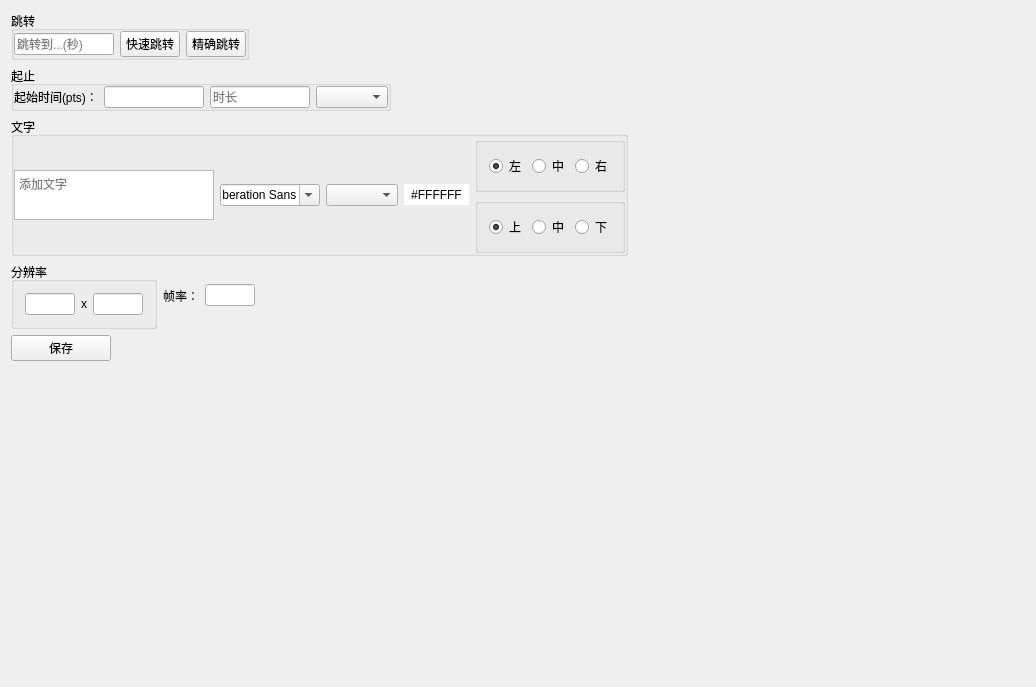
Above: src/fccutter/fcmainwidget.ui from LiangZuoting/ffcutter before the change. Below: the same form after it.
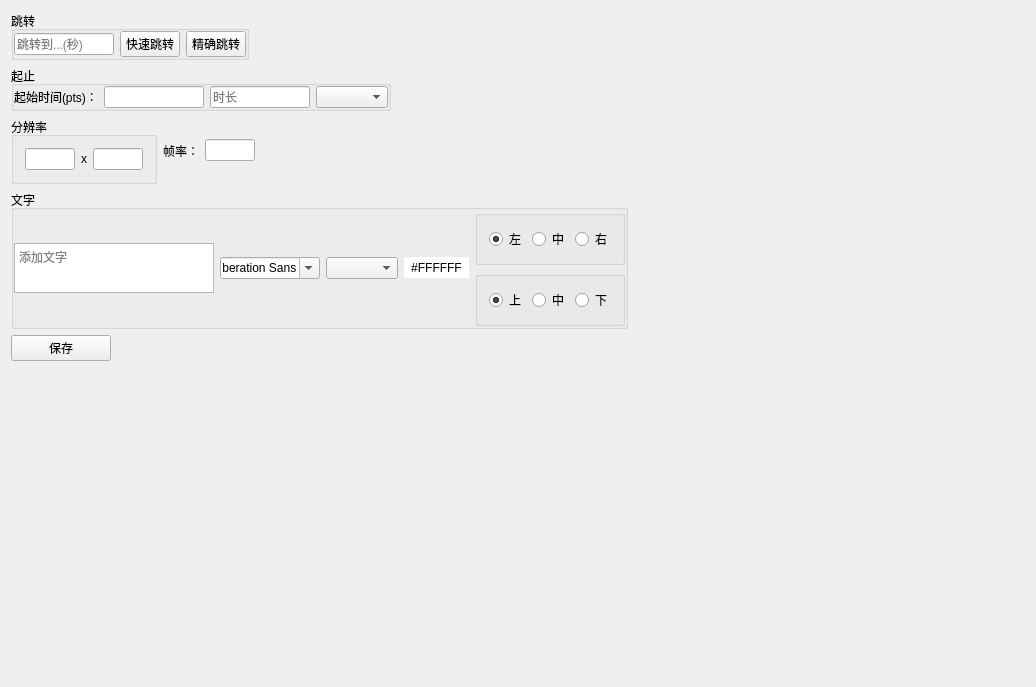
That is the form after the change. Custom widgets are drawn as their Qt base class.

What changed in the file:
```diff
--- a/src/fccutter/fcmainwidget.ui
+++ b/src/fccutter/fcmainwidget.ui
@@ -168,6 +168,118 @@
         </layout>
        </widget>
       </item>
+      <item>
+       <layout class="QHBoxLayout" name="horizontalLayout_2">
+        <property name="sizeConstraint">
+         <enum>QLayout::SetDefaultConstraint</enum>
+        </property>
+        <item>
+         <widget class="QGroupBox" name="groupBox">
+          <property name="sizePolicy">
+           <sizepolicy hsizetype="Fixed" vsizetype="Fixed">
+            <horstretch>0</horstretch>
+            <verstretch>0</verstretch>
+           </sizepolicy>
+          </property>
+          <property name="title">
+           <string>分辨率</string>
+          </property>
+          <layout class="QHBoxLayout" name="horizontalLayout_6">
+           <item>
+            <widget class="QLineEdit" name="widthEdit">
+             <property name="maximumSize">
+              <size>
+               <width>50</width>
+               <height>16777215</height>
+              </size>
+             </property>
+            </widget>
+           </item>
+           <item>
+            <widget class="QLabel" name="label">
+             <property name="text">
+              <string>x</string>
+             </property>
+            </widget>
+           </item>
+           <item>
+            <widget class="QLineEdit" name="heightEdit">
+             <property name="maximumSize">
+              <size>
+               <width>50</width>
+               <height>16777215</height>
+              </size>
+             </property>
+            </widget>
+           </item>
+          </layout>
+         </widget>
+        </item>
+        <item>
+         <widget class="QWidget" name="horizontalWidget_2" native="true">
+          <property name="sizePolicy">
+           <sizepolicy hsizetype="Fixed" vsizetype="Preferred">
+            <horstretch>0</horstretch>
+            <verstretch>0</verstretch>
+           </sizepolicy>
+          </property>
+          <layout class="QHBoxLayout" name="horizontalLayout_7">
+           <property name="sizeConstraint">
+            <enum>QLayout::SetDefaultConstraint</enum>
+           </property>
+           <property name="leftMargin">
+            <number>0</number>
+           </property>
+           <property name="topMargin">
+            <number>0</number>
+           </property>
+           <property name="rightMargin">
+            <number>0</number>
+           </property>
+           <property name="bottomMargin">
+            <number>0</number>
+           </property>
+           <item alignment="Qt::AlignLeft">
+            <widget class="QLabel" name="label_2">
+             <property name="sizePolicy">
+              <sizepolicy hsizetype="Fixed" vsizetype="Preferred">
+               <horstretch>0</horstretch>
+               <verstretch>0</verstretch>
+              </sizepolicy>
+             </property>
+             <property name="text">
+              <string>帧率：</string>
+             </property>
+            </widget>
+           </item>
+           <item alignment="Qt::AlignLeft">
+            <widget class="QLineEdit" name="fpsEdit">
+             <property name="maximumSize">
+              <size>
+               <width>50</width>
+               <height>16777215</height>
+              </size>
+             </property>
+            </widget>
+           </item>
+          </layout>
+         </widget>
+        </item>
+        <item>
+         <spacer name="horizontalSpacer">
+          <property name="orientation">
+           <enum>Qt::Horizontal</enum>
+          </property>
+          <property name="sizeHint" stdset="0">
+           <size>
+            <width>40</width>
+            <height>20</height>
+           </size>
+          </property>
+         </spacer>
+        </item>
+       </layout>
+      </item>
       <item>
        <widget class="QGroupBox" name="groupBox">
         <property name="sizePolicy">
@@ -344,118 +456,6 @@
         </layout>
        </widget>
       </item>
-      <item>
-       <layout class="QHBoxLayout" name="horizontalLayout_2">
-        <property name="sizeConstraint">
-         <enum>QLayout::SetDefaultConstraint</enum>
-        </property>
-        <item>
-         <widget class="QGroupBox" name="groupBox">
-          <property name="sizePolicy">
-           <sizepolicy hsizetype="Fixed" vsizetype="Fixed">
-            <horstretch>0</horstretch>
-            <verstretch>0</verstretch>
-           </sizepolicy>
-          </property>
-          <property name="title">
-           <string>分辨率</string>
-          </property>
-          <layout class="QHBoxLayout" name="horizontalLayout_6">
-           <item>
-            <widget class="QLineEdit" name="widthEdit">
-             <property name="maximumSize">
-              <size>
-               <width>50</width>
-               <height>16777215</height>
-              </size>
-             </property>
-            </widget>
-           </item>
-           <item>
-            <widget class="QLabel" name="label">
-             <property name="text">
-              <string>x</string>
-             </property>
-            </widget>
-           </item>
-           <item>
-            <widget class="QLineEdit" name="heightEdit">
-             <property name="maximumSize">
-              <size>
-               <width>50</width>
-               <height>16777215</height>
-              </size>
-             </property>
-            </widget>
-           </item>
-          </layout>
-         </widget>
-        </item>
-        <item>
-         <widget class="QWidget" name="horizontalWidget_2" native="true">
-          <property name="sizePolicy">
-           <sizepolicy hsizetype="Fixed" vsizetype="Preferred">
-            <horstretch>0</horstretch>
-            <verstretch>0</verstretch>
-           </sizepolicy>
-          </property>
-          <layout class="QHBoxLayout" name="horizontalLayout_7">
-           <property name="sizeConstraint">
-            <enum>QLayout::SetDefaultConstraint</enum>
-           </property>
-           <property name="leftMargin">
-            <number>0</number>
-           </property>
-           <property name="topMargin">
-            <number>0</number>
-           </property>
-           <property name="rightMargin">
-            <number>0</number>
-           </property>
-           <property name="bottomMargin">
-            <number>0</number>
-           </property>
-           <item alignment="Qt::AlignLeft">
-            <widget class="QLabel" name="label_2">
-             <property name="sizePolicy">
-              <sizepolicy hsizetype="Fixed" vsizetype="Preferred">
-               <horstretch>0</horstretch>
-               <verstretch>0</verstretch>
-              </sizepolicy>
-             </property>
-             <property name="text">
-              <string>帧率：</string>
-             </property>
-            </widget>
-           </item>
-           <item alignment="Qt::AlignLeft">
-            <widget class="QLineEdit" name="fpsEdit">
-             <property name="maximumSize">
-              <size>
-               <width>50</width>
-               <height>16777215</height>
-              </size>
-             </property>
-            </widget>
-           </item>
-          </layout>
-         </widget>
-        </item>
-        <item>
-         <spacer name="horizontalSpacer">
-          <property name="orientation">
-           <enum>Qt::Horizontal</enum>
-          </property>
-          <property name="sizeHint" stdset="0">
-           <size>
-            <width>40</width>
-            <height>20</height>
-           </size>
-          </property>
-         </spacer>
-        </item>
-       </layout>
-      </item>
       <item>
        <widget class="QPushButton" name="saveBtn">
         <property name="maximumSize">
```
